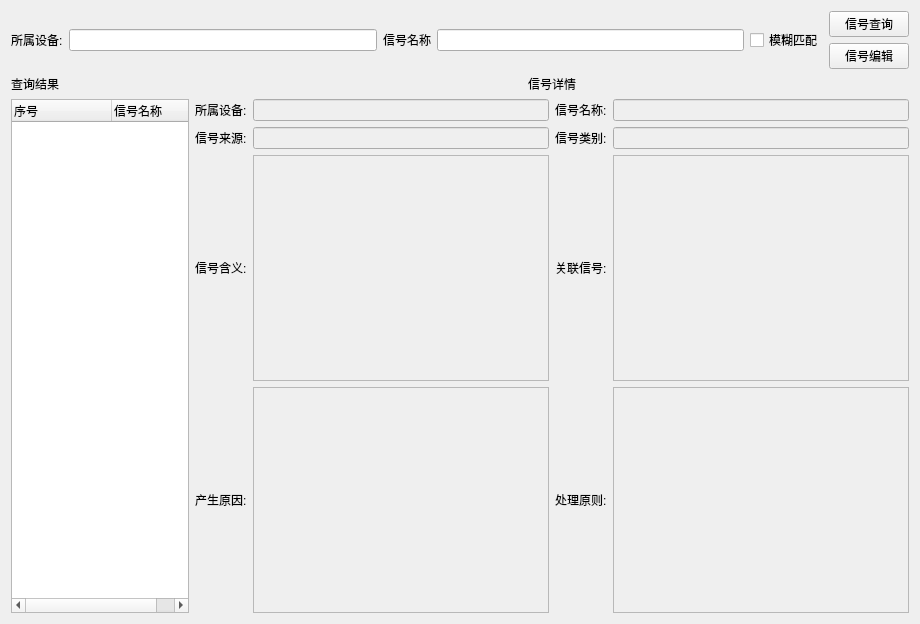
yasb001/manual, file manual/mainwidget.ui: the form before one commit.
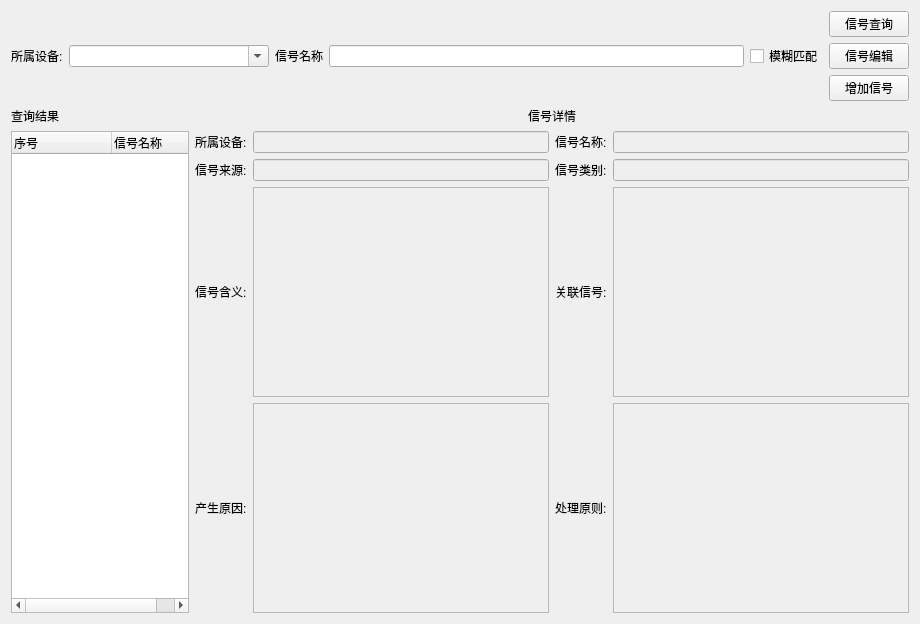
The form after the commit.

Commit message: 增加信号

The edit to the form file:
```diff
--- a/manual/mainwidget.ui
+++ b/manual/mainwidget.ui
@@ -28,7 +28,23 @@
           </widget>
          </item>
          <item>
-          <widget class="QLineEdit" name="lineEdit_SignalDevice_Search"/>
+          <widget class="QComboBox" name="comboBox_DeviceName">
+           <property name="sizePolicy">
+            <sizepolicy hsizetype="Preferred" vsizetype="Fixed">
+             <horstretch>0</horstretch>
+             <verstretch>0</verstretch>
+            </sizepolicy>
+           </property>
+           <property name="minimumSize">
+            <size>
+             <width>200</width>
+             <height>0</height>
+            </size>
+           </property>
+           <property name="editable">
+            <bool>true</bool>
+           </property>
+          </widget>
          </item>
          <item>
           <widget class="QLabel" name="label_2">
@@ -76,6 +92,16 @@
          </property>
         </widget>
        </item>
+       <item>
+        <widget class="QPushButton" name="pushButton_AddSignal">
+         <property name="text">
+          <string>增加信号</string>
+         </property>
+         <property name="checkable">
+          <bool>false</bool>
+         </property>
+        </widget>
+       </item>
       </layout>
      </item>
     </layout>
```
The commit also changes 10 other files.
